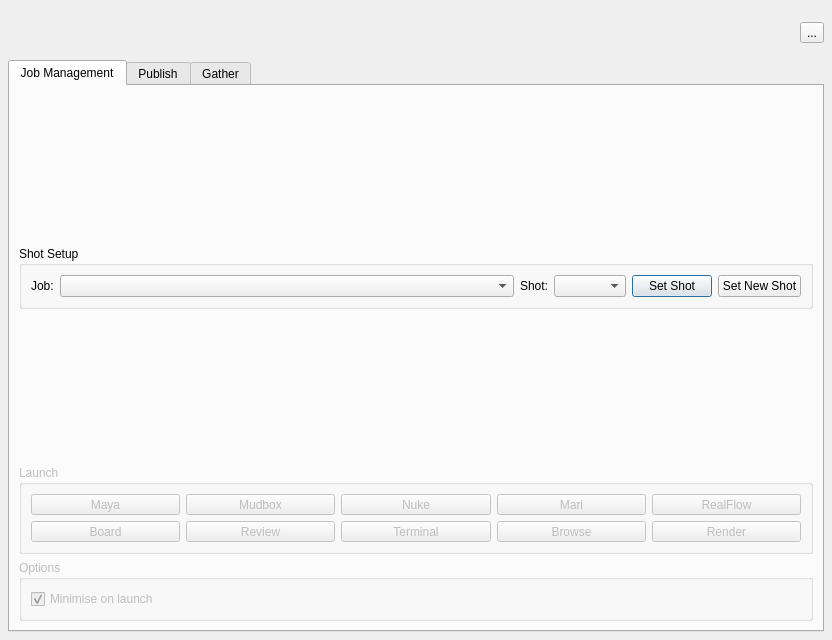
Before: the Qt Designer form core/ui/icarusUI.ui in mjbonnington/icarus-gps, drawn with Qt 5.
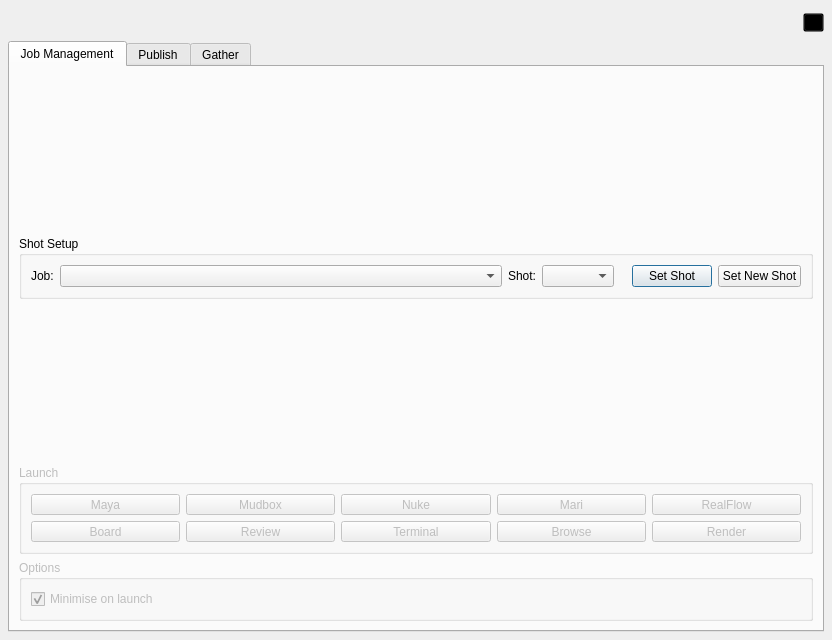
After: the same form once the commit is applied. Icons and pictures are not drawn.

Diff of the .ui file:
```diff
--- a/core/ui/icarusUI.ui
+++ b/core/ui/icarusUI.ui
@@ -32,6 +32,18 @@
    </property>
    <item>
     <widget class="QFrame" name="header_frame">
+     <property name="minimumSize">
+      <size>
+       <width>0</width>
+       <height>24</height>
+      </size>
+     </property>
+     <property name="maximumSize">
+      <size>
+       <width>16777215</width>
+       <height>24</height>
+      </size>
+     </property>
      <property name="styleSheet">
       <string notr="true">QLabel {
 	margin: 0px;
@@ -51,14 +63,14 @@
 	selection-color: #FFF;
 }
 
-/*QPushButton, QToolButton {
+QPushButton, QToolButton {
 	margin: 0px;
-	padding:  0px 2px 1px 0px;
+	/*padding:  0px 1px 1px 0px;*/
 	background-color: transparent;
-	border-color: transparent;
-	color: #709e32;
-	font-family: &quot;Helvetica, Arial, sans-serif&quot;;
-	font-size: 28pt
+	/*border-color: transparent;*/
+	/*color: #709e32;*/
+	/*font-family: &quot;Helvetica, Arial, sans-serif&quot;;*/
+	/*font-size: 28pt*/
 }
 
 QPushButton:hover, QToolButton:hover {
@@ -71,7 +83,7 @@
 
 QPushButton:default, QToolButton:default {
 	border-color: transparent;
-}*/</string>
+}</string>
      </property>
      <property name="frameShape">
       <enum>QFrame::NoFrame</enum>
@@ -87,6 +99,19 @@
         </property>
        </widget>
       </item>
+      <item>
+       <spacer name="horizontalSpacer_5">
+        <property name="orientation">
+         <enum>Qt::Horizontal</enum>
+        </property>
+        <property name="sizeHint" stdset="0">
+         <size>
+          <width>40</width>
+          <height>20</height>
+         </size>
+        </property>
+       </spacer>
+      </item>
       <item>
        <widget class="QLineEdit" name="shotEnv_label">
         <property name="cursor">
@@ -122,8 +147,14 @@
         </property>
         <property name="icon">
          <iconset resource="rsc.qrc">
-          <normaloff>:/rsc/rsc/icon_settings.png</normaloff>
-          <disabledoff>:/rsc/rsc/icon_settings_disabled.png</disabledoff>:/rsc/rsc/icon_settings.png</iconset>
+          <normaloff>:/rsc/rsc/icon_info.png</normaloff>
+          <disabledoff>:/rsc/rsc/icon_info_disabled.png</disabledoff>:/rsc/rsc/icon_info.png</iconset>
+        </property>
+        <property name="iconSize">
+         <size>
+          <width>15</width>
+          <height>15</height>
+         </size>
         </property>
        </widget>
       </item>
@@ -247,6 +278,22 @@
                </layout>
               </widget>
              </item>
+             <item>
+              <spacer name="horizontalSpacer_4">
+               <property name="orientation">
+                <enum>Qt::Horizontal</enum>
+               </property>
+               <property name="sizeType">
+                <enum>QSizePolicy::Maximum</enum>
+               </property>
+               <property name="sizeHint" stdset="0">
+                <size>
+                 <width>12</width>
+                 <height>20</height>
+                </size>
+               </property>
+              </spacer>
+             </item>
              <item>
               <widget class="QFrame" name="shotSetupButtons_groupBox">
                <property name="sizePolicy">
```
Left out of the diff: 95 changed lines with no effect on the pictures.
